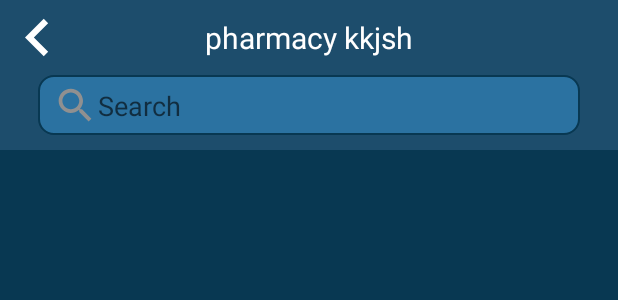
After one commit to LoganMilandin/KinasheAndroid, an Android app: the layout fragment_search.xml on its own in the app's theme, with its tools: preview values and no code run, on a phone screen of 412 x 824 dp. The commit adds this screen. Shown: the top 300 px of the screen. Run offline under Robolectric (Android 15) with nearby library versions, the phone set to English and light mode, and no system bars.

Commit message:
search bar layout

```diff
--- /dev/null
+++ b/app/src/main/java/com/kinashe/kinasheandroid/SearchBusinessFragment.java
@@ -0,0 +1,55 @@
+package com.kinashe.kinasheandroid;
+
+import android.location.Location;
+import android.os.Bundle;
+import android.util.Log;
+import android.view.LayoutInflater;
+import android.view.View;
+import android.view.ViewGroup;
+
+import androidx.fragment.app.Fragment;
+import androidx.recyclerview.widget.LinearLayoutManager;
+import androidx.recyclerview.widget.RecyclerView;
+
+import com.google.android.gms.location.FusedLocationProviderClient;
+import com.kinashe.kinasheandroid.Firebase.BusinessInfo;
+import com.kinashe.kinasheandroid.Utils.HomepageListAdapter;
+
+import java.util.List;
+
+/**
+ * handles the flame activity on the app, also happens to be the
+ * home/launch screen but besides that it does the same thing as the other
+ * activities. For simplicity, the others aren't commented because it's the same
+ * idea as this
+ */
+public class SearchBusinessFragment extends Fragment {
+    private static final String TAG = "SearchFragment";
+    private View thisView;
+
+    //handlers for scrolling view
+    private RecyclerView businessDisplay;
+    private RecyclerView.Adapter displayAdapter;
+    private RecyclerView.LayoutManager displayManager;
+
+    //handles getting user location
+    private FusedLocationProviderClient locationProvider;
+
+    public SearchBusinessFragment() {
+    }
+
+    @Override
+    public View onCreateView(LayoutInflater inflater, ViewGroup container, Bundle savedInstanceState) {
+        thisView = inflater.inflate(R.layout.fragment_search, container, false);
+        return thisView;
+    }
+
+    public void setupScrollableContent(List<BusinessInfo> businesses, Location location) {
+        Log.d(TAG, "setting up homepage");
+        businessDisplay = thisView.findViewById(R.id.business_display);
+        businessDisplay.setLayoutManager(new LinearLayoutManager(getActivity()));
+        displayAdapter = new HomepageListAdapter(businesses, (MainActivity) getActivity(), location);
+        businessDisplay.setAdapter(displayAdapter);
+    }
+
+}
--- a/app/src/main/java/com/kinashe/kinasheandroid/Utils/NavigationManager.java
+++ b/app/src/main/java/com/kinashe/kinasheandroid/Utils/NavigationManager.java
@@ -176,6 +176,7 @@ public class NavigationManager {
     }
 
     public void handleLeafNodeClickedPlaces(Bundle categoryContainer) {
+        if (context.nearbyAllPlacesFragment == null) {
             context.nearbyAllPlacesFragment = new NearbyAllFragment();
             context.nearbyAllPlacesFragment.setArguments(categoryContainer);
             context.manager.
@@ -187,8 +188,10 @@ public class NavigationManager {
             context.activeFragment = context.nearbyAllPlacesFragment;
             this.isNearbyAllSelectedPlaces = true;
         }
+    }
 
     public void handleLeafNodeClickedTransportation(Bundle categoryContainer) {
+        if (context.nearbyAllTransportationFragment == null) {
             Log.d(TAG, "hello world");
             context.nearbyAllTransportationFragment = new NearbyAllFragment();
             context.nearbyAllTransportationFragment.setArguments(categoryContainer);
@@ -200,6 +203,7 @@ public class NavigationManager {
                     commit();
             context.activeFragment = context.nearbyAllTransportationFragment;
             this.isNearbyAllSelectedTransportation = true;
+        }
     }
 
     public void handleBackButtonClickedFromNearbyAllPlaces() {
--- /dev/null
+++ b/app/src/main/res/drawable/ic_search.xml
@@ -0,0 +1,9 @@
+<vector xmlns:android="http://schemas.android.com/apk/res/android"
+        android:width="24dp"
+        android:height="24dp"
+        android:viewportWidth="24.0"
+        android:viewportHeight="24.0">
+    <path
+        android:fillColor="#909090"
+        android:pathData="M15.5,14h-0.79l-0.28,-0.27C15.41,12.59 16,11.11 16,9.5 16,5.91 13.09,3 9.5,3S3,5.91 3,9.5 5.91,16 9.5,16c1.61,0 3.09,-0.59 4.23,-1.57l0.27,0.28v0.79l5,4.99L20.49,19l-4.99,-5zM9.5,14C7.01,14 5,11.99 5,9.5S7.01,5 9.5,5 14,7.01 14,9.5 11.99,14 9.5,14z"/>
+</vector>
--- /dev/null
+++ b/app/src/main/res/drawable/searchbar_background.xml
@@ -0,0 +1,7 @@
+<?xml version="1.0" encoding="UTF-8"?>
+<shape xmlns:android="http://schemas.android.com/apk/res/android">
+    <solid android:color="@color/searchBlue"/>
+    <stroke android:width="1dp" android:color="@color/darkBlue" />
+    <corners android:radius="10dp"/>
+    <padding android:left="0dp" android:top="0dp" android:right="0dp" android:bottom="0dp" />
+</shape>
--- /dev/null
+++ b/app/src/main/res/layout/fragment_search.xml
@@ -0,0 +1,22 @@
+<?xml version="1.0" encoding="utf-8"?>
+<androidx.constraintlayout.widget.ConstraintLayout xmlns:android="http://schemas.android.com/apk/res/android"
+    xmlns:app="http://schemas.android.com/apk/res-auto"
+    android:id="@+id/container"
+    android:layout_width="match_parent"
+    android:layout_height="match_parent"
+    android:background="@color/darkBlue">
+
+    <androidx.constraintlayout.widget.ConstraintLayout
+        android:id="@+id/topbar_container"
+        android:layout_width="match_parent"
+        app:layout_constraintTop_toTopOf="parent"
+        android:layout_height="100dp">
+        <include layout="@layout/layout_topbar_search" />
+    </androidx.constraintlayout.widget.ConstraintLayout>
+    <androidx.recyclerview.widget.RecyclerView
+        android:id="@+id/business_display"
+        android:layout_width="match_parent"
+        android:layout_height="wrap_content"
+        app:layout_constraintTop_toBottomOf="@id/topbar_container"
+        android:paddingBottom="115dp" />
+</androidx.constraintlayout.widget.ConstraintLayout>
--- /dev/null
+++ b/app/src/main/res/layout/layout_topbar_search.xml
@@ -0,0 +1,82 @@
+<merge xmlns:android="http://schemas.android.com/apk/res/android"
+    xmlns:app="http://schemas.android.com/apk/res-auto">
+
+    <androidx.constraintlayout.widget.ConstraintLayout
+        android:layout_width="match_parent"
+        android:layout_height="100dp"
+        android:layout_alignParentTop="true"
+        android:background="@color/lighterBlue">
+        <androidx.constraintlayout.widget.ConstraintLayout
+            android:id="@+id/topbar_container"
+            android:layout_width="match_parent"
+            android:layout_height="50dp"
+            app:layout_constraintTop_toTopOf="parent">
+
+            <ImageView
+                android:id="@+id/back_button"
+                android:layout_width="50dp"
+                android:layout_height="50dp"
+                app:layout_constraintLeft_toLeftOf="parent"
+                app:layout_constraintTop_toTopOf="parent"
+                app:layout_constraintBottom_toBottomOf="parent"
+                android:src="@drawable/ic_back_arrow" />
+            <TextView
+                android:id="@+id/title"
+                android:layout_width="wrap_content"
+                android:layout_height="wrap_content"
+                app:layout_constraintTop_toTopOf="parent"
+                app:layout_constraintBottom_toBottomOf="parent"
+                app:layout_constraintLeft_toLeftOf="parent"
+                app:layout_constraintRight_toRightOf="parent"
+                android:textColor="@color/iconWhite"
+                android:textSize="20sp"
+                android:text="pharmacy kkjsh"/>
+        </androidx.constraintlayout.widget.ConstraintLayout>
+        <androidx.constraintlayout.widget.ConstraintLayout
+            android:id="@+id/search_container"
+            android:layout_width="match_parent"
+            android:layout_height="49dp"
+            app:layout_constraintTop_toBottomOf="@id/topbar_container">
+            <androidx.constraintlayout.widget.ConstraintLayout
+                android:id="@+id/search_bar"
+                android:layout_width="match_parent"
+                android:layout_height="40dp"
+                app:layout_constraintTop_toTopOf="parent"
+                app:layout_constraintLeft_toLeftOf="parent"
+                app:layout_constraintRight_toRightOf="parent"
+                android:layout_marginLeft="25dp"
+                android:layout_marginRight="25dp"
+                android:background="@drawable/searchbar_background">
+                <ImageView
+                    android:id="@+id/search_icon"
+                    android:layout_width="30dp"
+                    android:layout_height="30dp"
+                    app:layout_constraintLeft_toLeftOf="parent"
+                    app:layout_constraintTop_toTopOf="parent"
+                    app:layout_constraintBottom_toBottomOf="parent"
+                    android:src="@drawable/ic_search"
+                    android:layout_marginLeft="10dp"/>
+                <EditText
+                    android:id="@+id/search_text"
+                    android:layout_width="match_parent"
+                    android:layout_height="wrap_content"
+                    app:layout_constraintTop_toTopOf="parent"
+                    app:layout_constraintBottom_toBottomOf="parent"
+                    app:layout_constraintLeft_toRightOf="@id/search_icon"
+                    android:layout_marginLeft="40dp"
+                    android:layout_marginRight="10dp"
+                    android:maxLines="1"
+                    android:inputType="text|textNoSuggestions"
+                    android:textColor="@color/iconWhite"
+                    android:background="@color/transparent"
+                    android:hint="Search"/>
+            </androidx.constraintlayout.widget.ConstraintLayout>
+        </androidx.constraintlayout.widget.ConstraintLayout>
+
+<!--        <View-->
+<!--            app:layout_constraintTop_toBottomOf="@id/search_container"-->
+<!--            android:layout_width="match_parent"-->
+<!--            android:layout_height="1dp"-->
+<!--            android:background="@color/borderBlue" />-->
+    </androidx.constraintlayout.widget.ConstraintLayout>
+</merge>
--- a/app/src/main/res/values/colors.xml
+++ b/app/src/main/res/values/colors.xml
@@ -7,4 +7,6 @@
     <color name="iconWhite">#ffffff</color>
     <color name="couponBrown">#C8B39A</color>
     <color name="orange">#ff8c3b</color>
+    <color name="searchBlue">#2b72a1</color>
+    <color name="transparent">#00000000</color>
 </resources>
```
Lines whose indentation alone changed are shown as unchanged.
